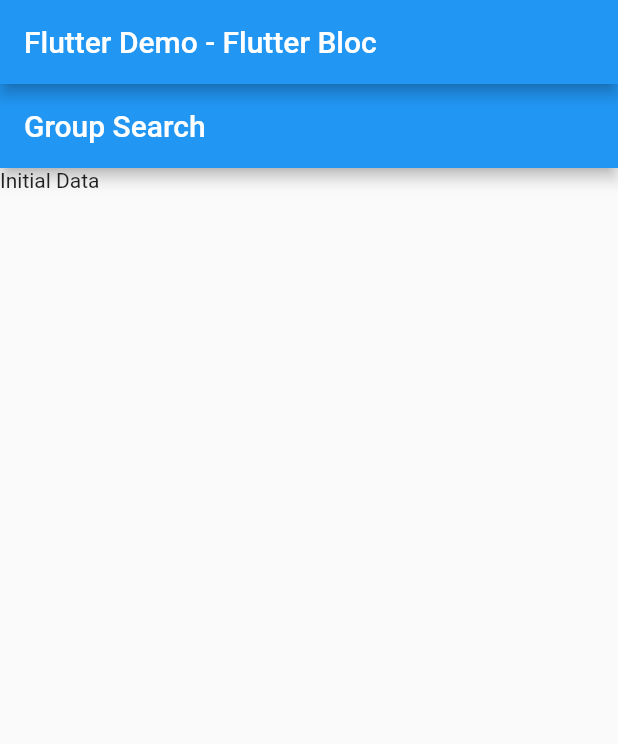
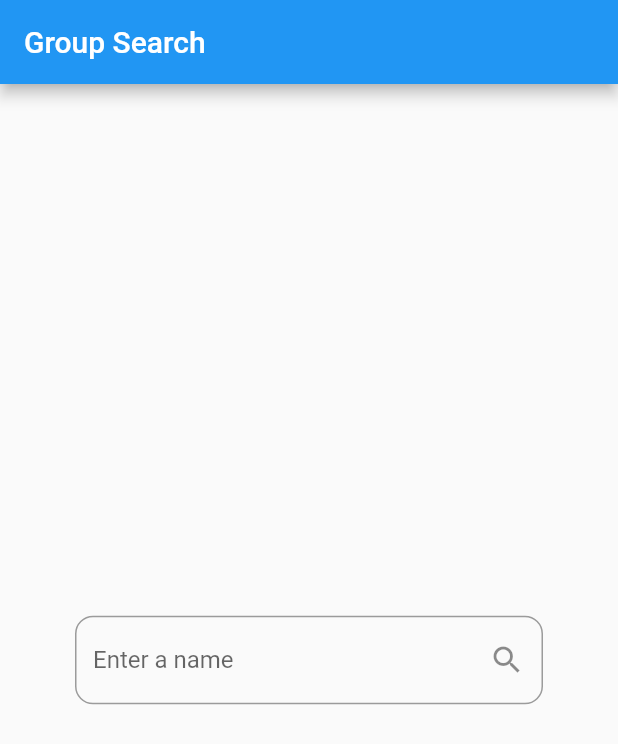
Before and after one commit to richkenmedia/flutter-boilerplate, a Flutter app: the screen it shows after launch, on a phone screen of 412 x 824 dp. Shown: the top 744 px of the screen. Run offline on Flutter 3.47's test engine with Material 2 defaults, Android fonts, the phone set to English and light mode, and no system bars; our stand-ins replace bloc, equatable, flutter_bloc.

Commit message:
flutter bloc added

```diff
--- a/lib/features/group/presentation/pages/group_search_page.dart
+++ b/lib/features/group/presentation/pages/group_search_page.dart
@@ -27,13 +27,13 @@ class _GroupSearchPageState extends State<GroupSearchPage> {
           },
           builder: (context, state) {
             if (state is GroupInitial) {
-              return Text("Initial Data");
+              return buildInitialInput();
             } else if (state is GroupLoading) {
-              return Text("Data Loading");
+              return buildLoading();
             } else if (state is GroupLoaded) {
-              return Text("Data Loaded");
+              return buildColumnWithData(state.group);
             } else {
-              return Text("Something went wrong");
+              return buildInitialInput();
             }
           },
         ),
@@ -84,7 +84,7 @@ class NameInputField extends StatelessWidget {
         onSubmitted: (value) => submitName(context, value),
         textInputAction: TextInputAction.search,
         decoration: InputDecoration(
-          hintText: "Enter a city",
+          hintText: "Enter a name",
           border: OutlineInputBorder(borderRadius: BorderRadius.circular(12)),
           suffixIcon: Icon(Icons.search),
         ),
@@ -93,7 +93,8 @@ class NameInputField extends StatelessWidget {
   }
 
   void submitName(BuildContext context, String groupName) {
-    final groupCubit = context.bloc<GroupCubit>();
+    print("I am here");
+    final groupCubit = context.read<GroupCubit>();
     groupCubit.getGroup(groupName);
   }
 }
--- a/lib/main.dart
+++ b/lib/main.dart
@@ -1,4 +1,8 @@
 import 'package:flutter/material.dart';
+import 'package:flutter_bloc/flutter_bloc.dart';
+import 'package:boilerplate/features/group/presentation/bloc/cubit/group_cubit.dart';
+import 'package:boilerplate/features/group/data/repositories/group.dart';
+
 import 'package:boilerplate/features/group/presentation/pages/group_search_page.dart';
 
 void main() {
@@ -14,27 +18,10 @@ class MyApp extends StatelessWidget {
       theme: ThemeData(
         primarySwatch: Colors.blue,
       ),
-      home: MyHomePage(title: 'Flutter Demo - Flutter Bloc'),
+      home: BlocProvider(
+        create: (context) => GroupCubit(FakeGroupRepository()),
+        child: GroupSearchPage(),
+      ),
     );
   }
 }
-
-class MyHomePage extends StatefulWidget {
-  MyHomePage({Key key, this.title}) : super(key: key);
-  final String title;
-
-  @override
-  _MyHomePageState createState() => _MyHomePageState();
-}
-
-class _MyHomePageState extends State<MyHomePage> {
-  @override
-  Widget build(BuildContext context) {
-    return Scaffold(
-      appBar: AppBar(
-        title: Text(widget.title),
-      ),
-      body: GroupSearchPage(),
-    );
-  }
-}
```
